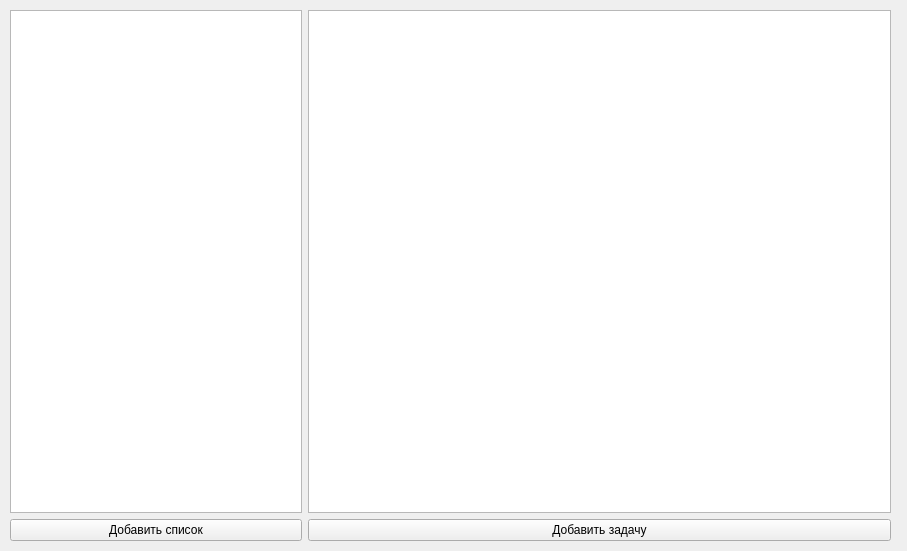
Old version of the form ui/main.ui in the repository eg-mart/timez.
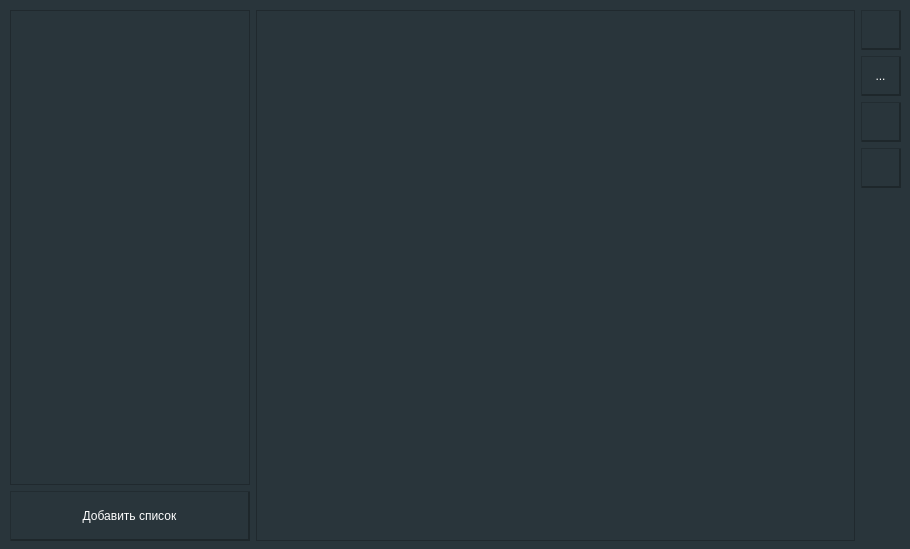
New version of the form. Icons and pictures are not drawn.

Diff of the .ui file:
```diff
--- a/ui/main.ui
+++ b/ui/main.ui
@@ -6,28 +6,70 @@
    <rect>
     <x>0</x>
     <y>0</y>
-    <width>907</width>
-    <height>551</height>
+    <width>910</width>
+    <height>549</height>
    </rect>
   </property>
   <property name="windowTitle">
    <string>MainWindow</string>
   </property>
+  <property name="styleSheet">
+   <string notr="true">* { background-color:rgb(41, 53, 59);  color: white;}
+QAbstractButton {
+border: 0px solid rgb(30, 39, 43);
+ border-right-width: 2px;
+border-bottom-width: 2px;
+border-top: 1px solid rgb(34, 44, 49);
+border-left: 1px solid rgb(34, 44, 49);
+}
+QAbstractButton:hover {
+border: 0px solid rgb(30, 39, 43);
+ border-right-width: 3px;
+border-bottom-width: 3px;
+border-top: 2px solid rgb(34, 44, 49);
+border-left: 2px solid rgb(34, 44, 49);
+}
+QAbstractButton:pressed {
+background-color: rgb(34, 44, 49);
+}
+QLabel {
+	background-color: rgba(255, 255, 255, 0);
+}
+</string>
+  </property>
   <widget class="QWidget" name="centralwidget">
    <widget class="QWidget" name="horizontalLayoutWidget">
     <property name="geometry">
      <rect>
       <x>10</x>
       <y>10</y>
-      <width>881</width>
+      <width>891</width>
       <height>531</height>
      </rect>
     </property>
-    <layout class="QHBoxLayout" name="horizontalLayout" stretch="1,2">
+    <layout class="QHBoxLayout" name="horizontalLayout" stretch="2,5,0">
+     <property name="sizeConstraint">
+      <enum>QLayout::SetMaximumSize</enum>
+     </property>
      <item>
       <layout class="QVBoxLayout" name="verticalLayout">
        <item>
         <widget class="QListWidget" name="lists">
+         <property name="styleSheet">
+          <string notr="true">QToolButton{
+	background-color: rgba(255, 255, 255, 0);
+	border-width: 0px;
+}
+QToolButton:hover{
+	background-color: rgb(59, 75, 85);
+}
+QListView::item:hover{
+	background-color: rgb(59, 75, 85);
+}
+QListView::item:selected{
+	background-color: rgb(50, 68, 85)
+}</string>
+         </property>
          <property name="dragDropMode">
           <enum>QAbstractItemView::InternalMove</enum>
          </property>
@@ -35,6 +77,18 @@
        </item>
        <item>
         <widget class="QPushButton" name="list_add">
+         <property name="sizePolicy">
+          <sizepolicy hsizetype="Minimum" vsizetype="Preferred">
+           <horstretch>0</horstretch>
+           <verstretch>0</verstretch>
+          </sizepolicy>
+         </property>
+         <property name="minimumSize">
+          <size>
+           <width>0</width>
+           <height>50</height>
+          </size>
+         </property>
          <property name="text">
           <string>Добавить список</string>
          </property>
@@ -45,15 +99,111 @@
      <item>
       <layout class="QVBoxLayout" name="verticalLayout_5">
        <item>
-        <widget class="QListWidget" name="tasks"/>
+        <widget class="QListWidget" name="tasks">
+         <property name="styleSheet">
+          <string notr="true">QListView::item:hover{
+	background-color: rgb(59, 75, 85);
+}
+QListView::item:selected{
+	background-color: rgb(50, 68, 85)
+}</string>
+         </property>
+         <property name="editTriggers">
+          <set>QAbstractItemView::DoubleClicked|QAbstractItemView::EditKeyPressed</set>
+         </property>
+        </widget>
        </item>
+      </layout>
+     </item>
+     <item>
+      <layout class="QVBoxLayout" name="verticalLayout_2" stretch="0,0,0,0,0">
+       <property name="sizeConstraint">
+        <enum>QLayout::SetDefaultConstraint</enum>
+       </property>
        <item>
-        <widget class="QPushButton" name="task_add">
+        <widget class="QToolButton" name="task_add">
+         <property name="minimumSize">
+          <size>
+           <width>40</width>
+           <height>40</height>
+          </size>
+         </property>
          <property name="text">
-          <string>Добавить задачу</string>
+          <string/>
          </property>
+         <property name="icon">
+          <iconset>
+           <normaloff>plus.png</normaloff>plus.png</iconset>
+         </property>
+         <property name="arrowType">
+          <enum>Qt::NoArrow</enum>
+         </property>
         </widget>
        </item>
+       <item>
+        <widget class="QToolButton" name="set_sort">
+         <property name="minimumSize">
+          <size>
+           <width>40</width>
+           <height>40</height>
+          </size>
+         </property>
+         <property name="text">
+          <string>...</string>
+         </property>
+         <property name="icon">
+          <iconset>
+           <normaloff>sort.png</normaloff>sort.png</iconset>
+         </property>
+        </widget>
+       </item>
+       <item>
+        <widget class="QToolButton" name="set_filtration">
+         <property name="minimumSize">
+          <size>
+           <width>40</width>
+           <height>40</height>
+          </size>
+         </property>
+         <property name="text">
+          <string/>
+         </property>
+         <property name="icon">
+          <iconset>
+           <normaloff>filter.png</normaloff>filter.png</iconset>
+         </property>
+        </widget>
+       </item>
+       <item>
+        <widget class="QToolButton" name="change_view">
+         <property name="minimumSize">
+          <size>
+           <width>40</width>
+           <height>40</height>
+          </size>
+         </property>
+         <property name="text">
+          <string/>
+         </property>
+         <property name="icon">
+          <iconset>
+           <normaloff>calendar.png</normaloff>calendar.png</iconset>
+         </property>
+        </widget>
+       </item>
+       <item>
+        <spacer name="verticalSpacer">
+         <property name="orientation">
+          <enum>Qt::Vertical</enum>
+         </property>
+         <property name="sizeHint" stdset="0">
+          <size>
+           <width>20</width>
+           <height>40</height>
+          </size>
+         </property>
+        </spacer>
+       </item>
       </layout>
      </item>
     </layout>
```
Left out of the diff: 3 changed lines with no effect on the pictures.
